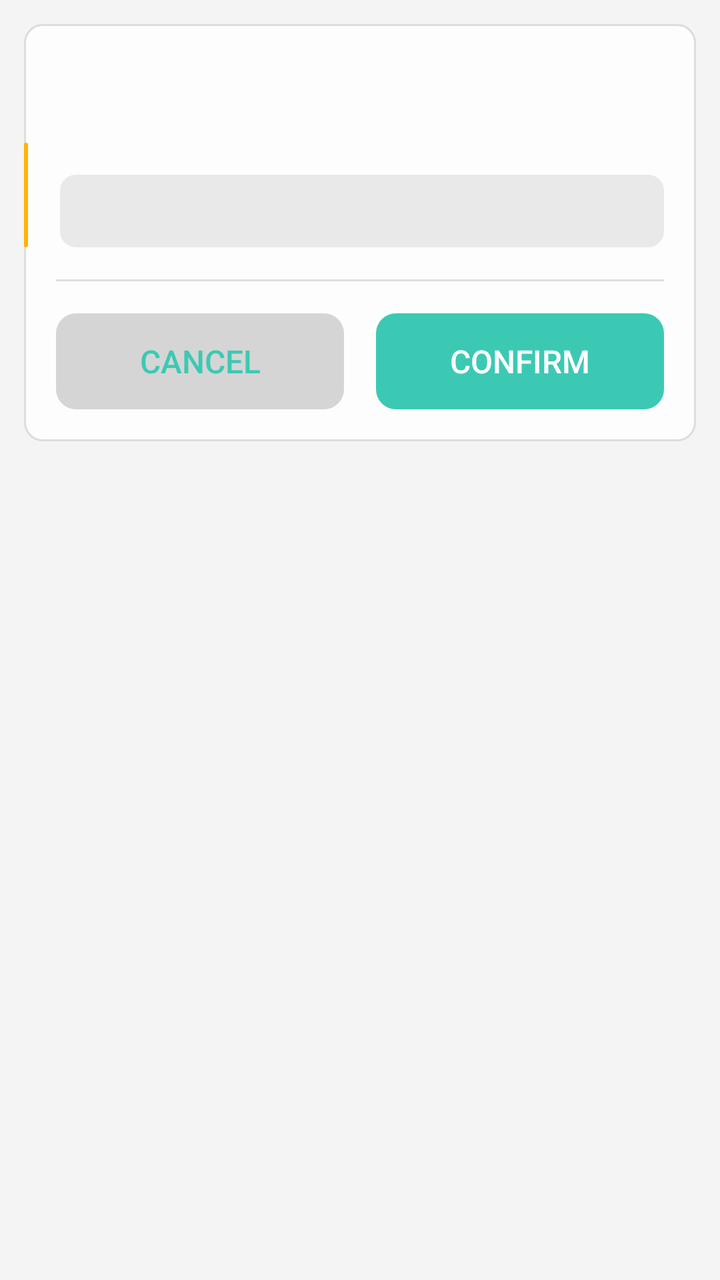
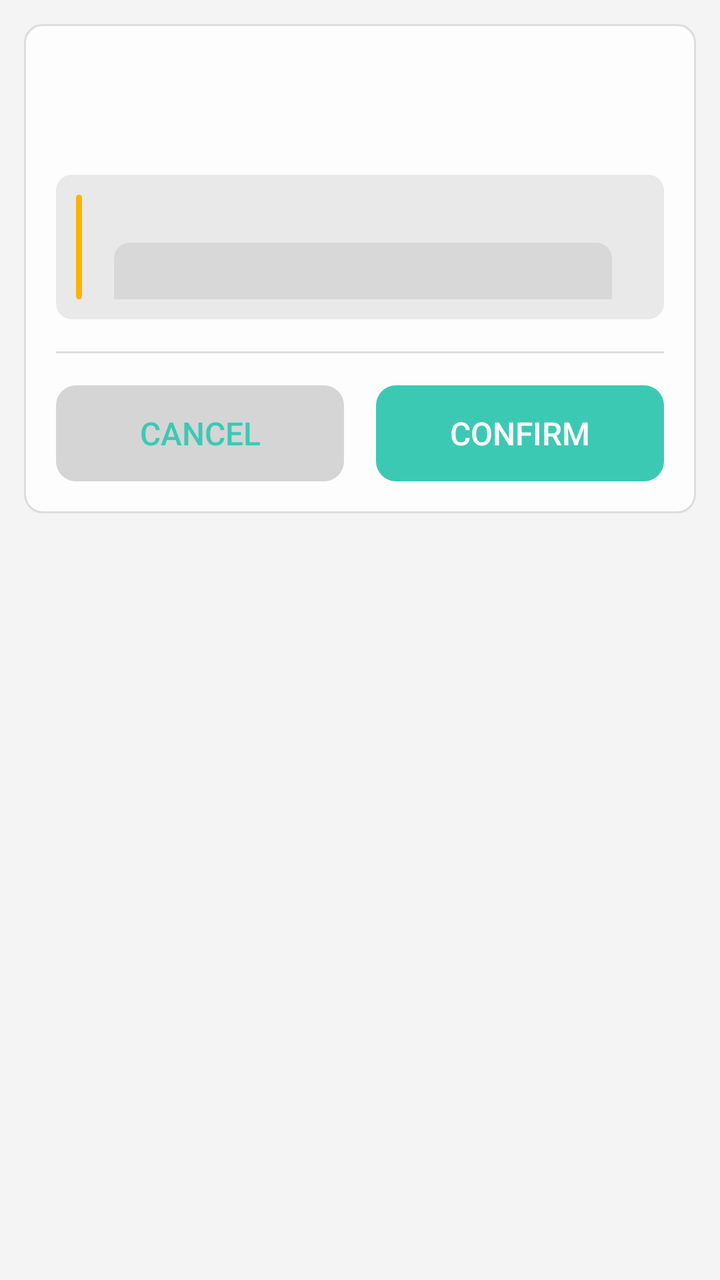

Screens rendered from an Android XML layout before and after an edit, with the pre-edit source and the edit as a unified diff.
<!-- AndroidManifest.xml: application theme AppTheme -->
<!-- res/layout/kr_dialog_params_small.xml -->
<?xml version="1.0" encoding="utf-8"?>
<LinearLayout xmlns:android="http://schemas.android.com/apk/res/android"
    xmlns:app="http://schemas.android.com/apk/res-auto"
    style="@style/dialogRoot"
    android:clickable="true"
    android:focusable="true"
    android:orientation="vertical"
    android:layout_width="match_parent"
    android:layout_height="wrap_content">

    <LinearLayout
        android:layout_width="match_parent"
        android:layout_height="wrap_content"
        android:background="@drawable/krscript_item_ripple_kon"
        android:orientation="vertical">

        <TextView
            android:id="@+id/title"
            style="@style/dialogTitle" />

        <TextView
            android:id="@+id/desc"
            style="@style/dialogDesc" />

        <LinearLayout
            android:id="@+id/warn_layout"
            android:layout_width="match_parent"
            android:layout_height="wrap_content"
            android:orientation="horizontal">
        
            <ImageView
                android:layout_width="wrap_content"
                android:layout_height="match_parent"
                android:scaleType="fitXY"
                android:src="@drawable/kr_param_warn"
                android:contentDescription="@null" />
        
            <TextView
                android:id="@+id/warn"
                style="@style/dialogWarn"
                android:layout_width="0dp"
                android:layout_height="wrap_content"
                android:layout_weight="1"
                android:paddingStart="4dp" />
        </LinearLayout>


        <TextView
            android:id="@+id/kr_rows"
            android:layout_width="match_parent"
            android:layout_height="wrap_content"
            android:layout_marginHorizontal="16dp"
            android:visibility="gone"
            style="@style/textSmall" />

        <ImageView
            android:id="@+id/kr_rows_photo"
            android:layout_width="match_parent"
            android:layout_height="wrap_content"
            android:layout_marginHorizontal="16dp"
            android:layout_marginTop="8dp"
            android:visibility="gone"
            android:scaleType="fitCenter"
            android:adjustViewBounds="true" />

        <FrameLayout
            android:id="@+id/kr_params_center"
            android:layout_marginTop="16dp"
            android:layout_marginHorizontal="16dp"
            android:layout_width="match_parent"
            android:layout_height="wrap_content"
            android:layout_gravity="center_vertical" />

        
        <View
            android:layout_width="match_parent"
            android:layout_height="1dp"
            android:layout_marginHorizontal="16dp"
            android:layout_marginBottom="16dp"
            android:background="?android:attr/listDivider" />

        <LinearLayout
            android:layout_width="match_parent"
            android:layout_height="wrap_content"
            android:layout_marginBottom="16dp"
            android:layout_marginHorizontal="16dp"
            android:orientation="horizontal">

            <Button
                android:id="@id/btn_cancel"
                style="@style/dialogCancelBtn"
                android:text="@string/btn_cancel" />

            <Button
                android:id="@id/btn_confirm"
                style="@style/dialogConfirmBtn"
                android:text="@string/btn_confirm" />
        </LinearLayout>
    </LinearLayout>
</LinearLayout>
<!-- resources referenced by this layout -->
<resources>
  <!-- drawable kr_param_warn (drawable) -->
  <?xml version="1.0" encoding="utf-8"?>
  <shape xmlns:android="http://schemas.android.com/apk/res/android"
      android:shape="rectangle">
      <size
          android:width="2dp"
          android:height="15dp" />
      <solid android:color="@color/warning" />
      <corners android:radius="2dp" />
  </shape>
  <string name="btn_cancel">Cancel</string>
  <string name="btn_confirm">Confirm</string>
  <style name="dialogCancelBtn" parent="dialogLargeBtn">
          <item name="android:layout_marginStart">0dp</item>
          <item name="android:background">@drawable/btn_bg_large_secondary</item>
      </style>
  <style name="dialogConfirmBtn" parent="dialogLargeBtn">
          <item name="android:textColor">#FFFFFF</item>
          <item name="android:background">@drawable/btn_bg_large</item>
      </style>
  <style name="dialogRoot">
          <item name="android:layout_width">match_parent</item>
          <item name="android:layout_height">match_parent</item>
          <item name="android:orientation">vertical</item>
          <item name="android:padding">12dp</item>
      </style>
  <style name="dialogWarn" parent="@style/textSmall">
          <item name="android:layout_marginStart">16dp</item>
          <item name="android:layout_marginEnd">16dp</item>
          <item name="android:layout_marginTop">16dp</item>
          <item name="android:background">@drawable/in_card_item_inactive</item>
          <item name="android:padding">10dp</item>
          <item name="android:layout_width">match_parent</item>
          <item name="android:layout_height">wrap_content</item>
      </style>
  <style name="textSmall">
          <item name="android:textColor">?android:attr/textColorSecondary</item>
          <item name="android:textSize">12sp</item>
      </style>
  <color name="warning">#FFB300</color>
  <style name="textTitle">
          <item name="android:textColor">?android:attr/textColorPrimary</item>
          <item name="android:textStyle">bold</item>
          <item name="android:textSize">14dp</item>
      </style>
  <!-- drawable in_card_item_inactive (drawable) -->
  <?xml version="1.0" encoding="utf-8"?>
  <shape xmlns:android="http://schemas.android.com/apk/res/android"
      android:shape="rectangle">
      <solid android:color="?attr/colorParse" />
      <corners android:radius="8dp" />
  </shape>
  <color name="colorPrimary">#64CDB6</color>
  <color name="colorPrimaryDark">#30C7B6</color>
  <color name="colorAccent">#0dbda2</color>
  <color name="colorParseDark">#20605f5f</color>
  <color name="colorPirmDark">#20000000</color>
  <color name="status_bg_light">@android:color/white</color>
  <color name="window_bg_light">#f4f4f4</color>
  <color name="cardBgLight">#CCFFFFFF</color>
  <dimen name="activity_horizontal_margin">16dp</dimen>
  <dimen name="kr_spinner_popup_radius">8dp</dimen>
  <!-- drawable switch_track_disabled (drawable) -->
  <?xml version="1.0" encoding="utf-8"?>
  <shape xmlns:android="http://schemas.android.com/apk/res/android">
      <solid android:color="?attr/colorPirm" />
      <corners android:radius="10dp" />
      <size android:width="66dp" android:height="20dp" />
  </shape>
  <!-- drawable switch_track_open (drawable) -->
  <?xml version="1.0" encoding="utf-8"?>
  <shape xmlns:android="http://schemas.android.com/apk/res/android">
      <solid android:color="?android:colorAccent" />
      <corners android:radius="10dp" />
      <size android:width="66dp" android:height="20dp" />
  </shape>
  <!-- drawable switch_track_close (drawable) -->
  <?xml version="1.0" encoding="utf-8"?>
  <shape xmlns:android="http://schemas.android.com/apk/res/android">
      <solid android:color="?attr/colorPirm" />
      <corners android:radius="10dp" />
      <size android:width="66dp" android:height="20dp" />
  </shape>
  <!-- unchanged entries left out for length: 22 -->
</resources>

<!-- the commit's change to res/layout/kr_dialog_params_small.xml (unified diff, before → after) -->
@@ -24,26 +24,21 @@
 
         <LinearLayout
             android:id="@+id/warn_layout"
-            android:layout_width="match_parent"
-            android:layout_height="wrap_content"
+            style="@style/dialogWarnContainer"
+            android:gravity="center_vertical"
             android:orientation="horizontal">
         
             <ImageView
-                android:layout_width="wrap_content"
+                android:layout_width="3dp"
                 android:layout_height="match_parent"
-                android:scaleType="fitXY"
                 android:src="@drawable/kr_param_warn"
                 android:contentDescription="@null" />
         
             <TextView
                 android:id="@+id/warn"
                 style="@style/dialogWarn"
-                android:layout_width="0dp"
-                android:layout_height="wrap_content"
-                android:layout_weight="1"
-                android:paddingStart="4dp" />
+                android:paddingStart="10dp" />
         </LinearLayout>
-
 
         <TextView
             android:id="@+id/kr_rows"
<!-- resource entries referenced after the edit -->
@@ -4,9 +4,7 @@
   <?xml version="1.0" encoding="utf-8"?>
   <shape xmlns:android="http://schemas.android.com/apk/res/android"
       android:shape="rectangle">
-      <size
-          android:width="2dp"
-          android:height="15dp" />
+      <size android:width="2dp" />
       <solid android:color="@color/warning" />
       <corners android:radius="2dp" />
   </shape>
@@ -27,13 +25,18 @@
           <item name="android:padding">12dp</item>
       </style>
   <style name="dialogWarn" parent="@style/textSmall">
+          <item name="android:layout_width">0dp</item>
+          <item name="android:layout_height">wrap_content</item>
+          <item name="android:layout_weight">1</item>
+      </style>
+  <style name="dialogWarnContainer">
+          <item name="android:layout_width">match_parent</item>
+          <item name="android:layout_height">wrap_content</item>
           <item name="android:layout_marginStart">16dp</item>
           <item name="android:layout_marginEnd">16dp</item>
           <item name="android:layout_marginTop">16dp</item>
           <item name="android:background">@drawable/in_card_item_inactive</item>
           <item name="android:padding">10dp</item>
-          <item name="android:layout_width">match_parent</item>
-          <item name="android:layout_height">wrap_content</item>
       </style>
   <style name="textSmall">
           <item name="android:textColor">?android:attr/textColorSecondary</item>
